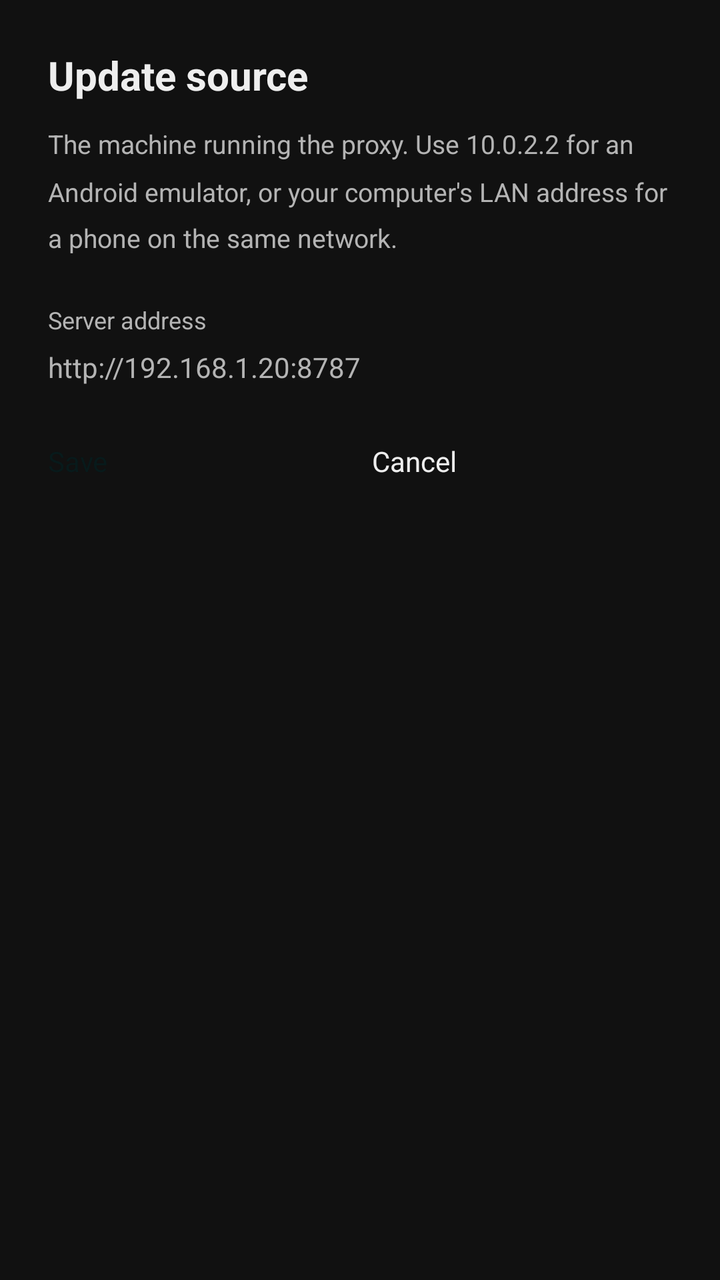
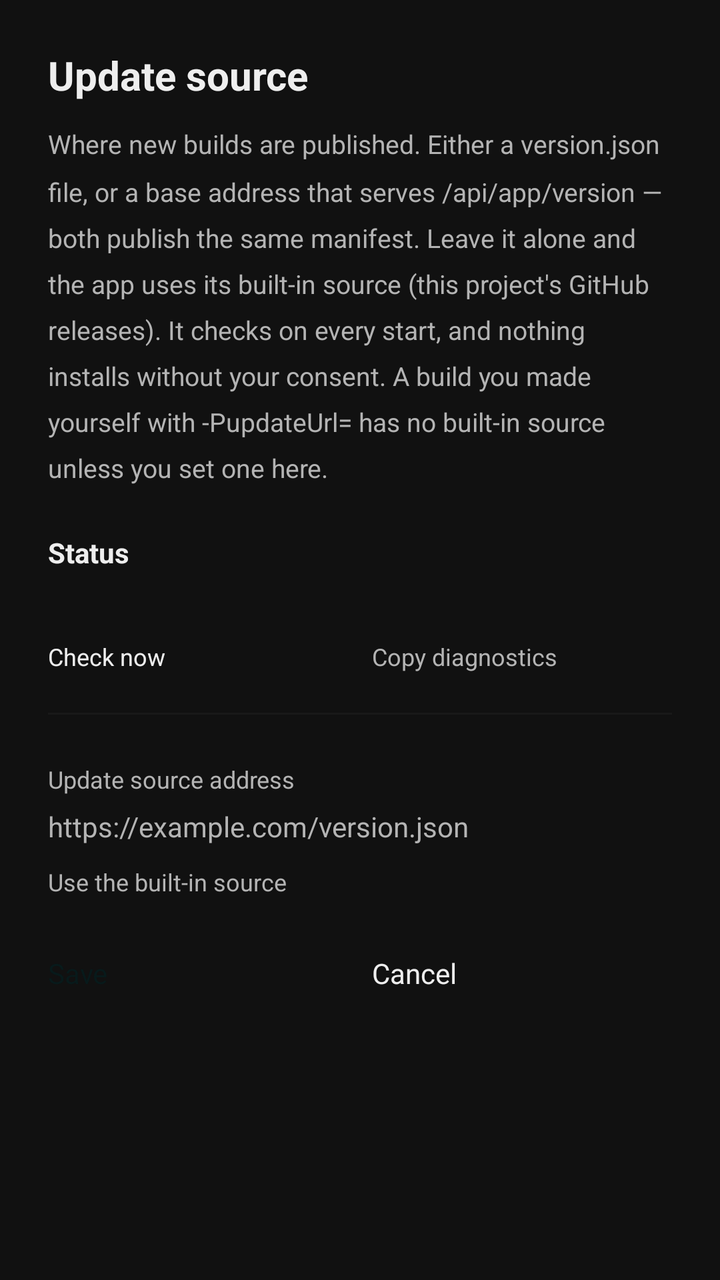

Two renders of the same Android screen: before a commit and after it. Below are the layout's source before the change and the commit's diff.
<!-- AndroidManifest.xml: application theme Theme.Shell -->
<!-- res/layout/activity_settings.xml -->
<?xml version="1.0" encoding="utf-8"?>
<ScrollView xmlns:android="http://schemas.android.com/apk/res/android"
    android:layout_width="match_parent"
    android:layout_height="match_parent"
    android:background="@color/shell_background"
    android:fillViewport="true">

    <LinearLayout
        android:layout_width="match_parent"
        android:layout_height="wrap_content"
        android:orientation="vertical"
        android:padding="24dp">

        <TextView
            android:id="@+id/settings_title"
            android:layout_width="wrap_content"
            android:layout_height="wrap_content"
            android:text="@string/settings_title"
            android:textColor="@color/shell_foreground"
            android:textSize="20sp"
            android:textStyle="bold" />

        <TextView
            android:id="@+id/settings_help"
            android:layout_width="match_parent"
            android:layout_height="wrap_content"
            android:layout_marginTop="12dp"
            android:lineSpacingMultiplier="1.5"
            android:text="@string/server_help"
            android:textColor="@color/shell_muted"
            android:textSize="13sp" />

        <TextView
            android:layout_width="wrap_content"
            android:layout_height="wrap_content"
            android:layout_marginTop="24dp"
            android:labelFor="@id/settings_field"
            android:text="@string/server_label"
            android:textColor="@color/shell_muted"
            android:textSize="12sp" />

        <EditText
            android:id="@+id/settings_field"
            android:layout_width="match_parent"
            android:layout_height="wrap_content"
            android:layout_marginTop="6dp"
            android:autofillHints="url"
            android:hint="@string/server_hint"
            android:imeOptions="actionDone"
            android:inputType="textUri"
            android:maxLines="1"
            android:textColor="@color/shell_foreground"
            android:textColorHint="@color/shell_muted"
            android:backgroundTint="@color/shell_primary" />

        <Button
            android:id="@+id/settings_default"
            android:layout_width="wrap_content"
            android:layout_height="wrap_content"
            android:layout_marginTop="10dp"
            android:backgroundTint="@color/shell_card"
            android:text="@string/server_hint"
            android:textColor="@color/shell_muted"
            android:textSize="12sp"
            android:visibility="gone" />

        <LinearLayout
            android:layout_width="match_parent"
            android:layout_height="wrap_content"
            android:layout_marginTop="28dp"
            android:orientation="horizontal">

            <Button
                android:id="@+id/settings_save"
                android:layout_width="0dp"
                android:layout_height="wrap_content"
                android:layout_weight="1"
                android:backgroundTint="@color/shell_primary"
                android:text="@string/save"
                android:textColor="@color/shell_on_primary" />

            <Button
                android:id="@+id/settings_cancel"
                android:layout_width="0dp"
                android:layout_height="wrap_content"
                android:layout_marginStart="12dp"
                android:layout_weight="1"
                android:backgroundTint="@color/shell_card"
                android:text="@string/cancel"
                android:textColor="@color/shell_foreground" />
        </LinearLayout>
    </LinearLayout>
</ScrollView>
<!-- resources referenced by this layout -->
<resources>
  <color name="shell_background">#111111</color>
  <color name="shell_card">#191919</color>
  <color name="shell_foreground">#EEEEEE</color>
  <color name="shell_muted">#B4B4B4</color>
  <color name="shell_on_primary">#081A1B</color>
  <color name="shell_primary">#FFE0C2</color>
  <string name="cancel">Cancel</string>
  <string name="save">Save</string>
  <string name="server_help">The machine running the proxy. Use 10.0.2.2 for an Android emulator, or your computer\'s LAN address for a phone on the same network.</string>
  <string name="server_hint">http://192.168.1.20:8787</string>
  <string name="server_label">Server address</string>
  <string name="settings_title">Update source</string>
  <style name="Theme.Shell" parent="@android:style/Theme.Material.NoActionBar">
          <item name="android:windowBackground">@color/shell_background</item>
          <item name="android:colorPrimary">@color/shell_primary</item>
          <item name="android:colorAccent">@color/shell_primary</item>
          <item name="android:statusBarColor">@color/shell_background</item>
          <item name="android:navigationBarColor">@color/shell_background</item>
          <item name="android:textColorPrimary">@color/shell_foreground</item>
          <item name="android:textColorSecondary">@color/shell_muted</item>
      </style>
</resources>

<!-- the commit's change to res/layout/activity_settings.xml (unified diff, before → after) -->
@@ -30,6 +30,60 @@
             android:textColor="@color/shell_muted"
             android:textSize="13sp" />
 
+        
+        <TextView
+            android:layout_width="wrap_content"
+            android:layout_height="wrap_content"
+            android:layout_marginTop="24dp"
+            android:text="@string/settings_status_title"
+            android:textColor="@color/shell_foreground"
+            android:textSize="14sp"
+            android:textStyle="bold" />
+
+        <TextView
+            android:id="@+id/settings_status"
+            android:layout_width="match_parent"
+            android:layout_height="wrap_content"
+            android:layout_marginTop="8dp"
+            android:lineSpacingMultiplier="1.45"
+            android:textColor="@color/shell_muted"
+            android:textSize="12sp"
+            android:textIsSelectable="true" />
+
+        <LinearLayout
+            android:layout_width="match_parent"
+            android:layout_height="wrap_content"
+            android:layout_marginTop="10dp"
+            android:orientation="horizontal">
+
+            <Button
+                android:id="@+id/settings_check"
+                android:layout_width="0dp"
+                android:layout_height="wrap_content"
+                android:layout_weight="1"
+                android:backgroundTint="@color/shell_card"
+                android:text="@string/settings_check_now"
+                android:textColor="@color/shell_foreground"
+                android:textSize="12sp" />
+
+            <Button
+                android:id="@+id/settings_copy"
+                android:layout_width="0dp"
+                android:layout_height="wrap_content"
+                android:layout_marginStart="12dp"
+                android:layout_weight="1"
+                android:backgroundTint="@color/shell_card"
+                android:text="@string/settings_copy"
+                android:textColor="@color/shell_muted"
+                android:textSize="12sp" />
+        </LinearLayout>
+
+        <View
+            android:layout_width="match_parent"
+            android:layout_height="1dp"
+            android:layout_marginTop="20dp"
+            android:background="@color/shell_card" />
+
         <TextView
             android:layout_width="wrap_content"
             android:layout_height="wrap_content"
@@ -59,10 +113,9 @@
             android:layout_height="wrap_content"
             android:layout_marginTop="10dp"
             android:backgroundTint="@color/shell_card"
-            android:text="@string/server_hint"
+            android:text="@string/settings_reset"
             android:textColor="@color/shell_muted"
-            android:textSize="12sp"
-            android:visibility="gone" />
+            android:textSize="12sp" />
 
         <LinearLayout
             android:layout_width="match_parent"
<!-- resource entries referenced after the edit -->
@@ -8,9 +8,13 @@
   <color name="shell_primary">#FFE0C2</color>
   <string name="cancel">Cancel</string>
   <string name="save">Save</string>
-  <string name="server_help">The machine running the proxy. Use 10.0.2.2 for an Android emulator, or your computer\'s LAN address for a phone on the same network.</string>
-  <string name="server_hint">http://192.168.1.20:8787</string>
-  <string name="server_label">Server address</string>
+  <string name="server_help">Where new builds are published. Either a version.json file, or a base address that serves /api/app/version — both publish the same manifest. Leave it alone and the app uses its built-in source (this project\'s GitHub releases). It checks on every start, and nothing installs without your consent. A build you made yourself with -PupdateUrl= has no built-in source unless you set one here.</string>
+  <string name="server_hint">https://example.com/version.json</string>
+  <string name="server_label">Update source address</string>
+  <string name="settings_check_now">Check now</string>
+  <string name="settings_copy">Copy diagnostics</string>
+  <string name="settings_reset">Use the built-in source</string>
+  <string name="settings_status_title">Status</string>
   <string name="settings_title">Update source</string>
   <style name="Theme.Shell" parent="@android:style/Theme.Material.NoActionBar">
           <item name="android:windowBackground">@color/shell_background</item>
